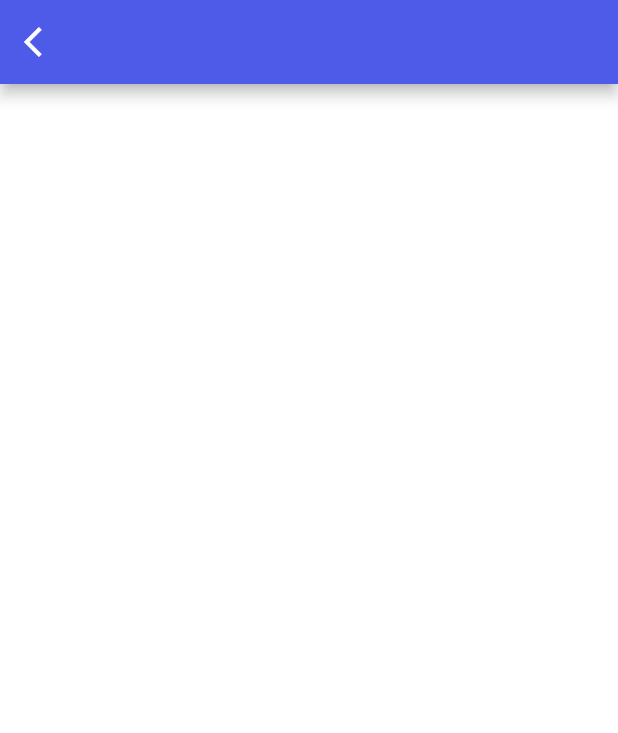
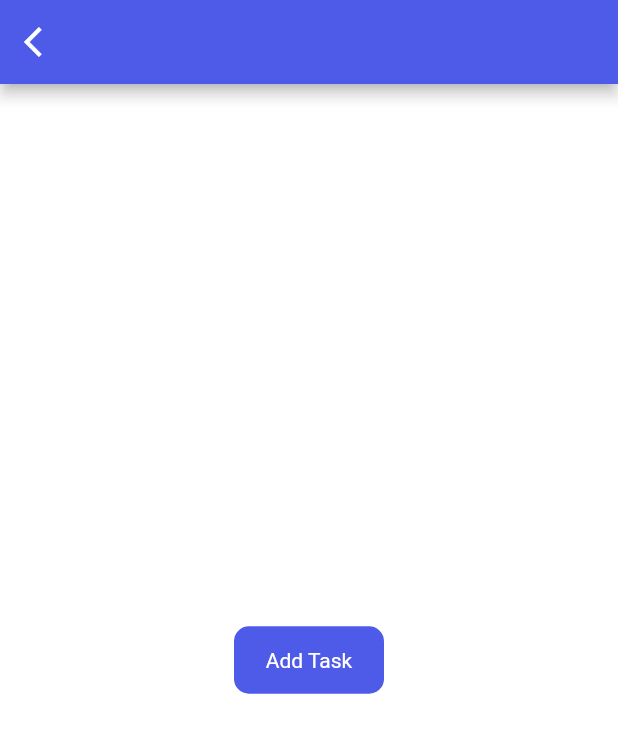
Before and after one commit to dev-KarimAhmed/to_do_app_getx_sqflit, a Flutter app: the screen it shows after launch, on a phone screen of 412 x 824 dp. Shown: the top 733 px of the screen. Run offline on Flutter 3.47's test engine with Material 2 defaults, Android fonts, the phone set to English and light mode, and no system bars; our stand-ins replace get, get_storage, google_fonts.

Commit message:
create a custom button (MyButton)

```diff
--- a/lib/ui/pages/home_page.dart
+++ b/lib/ui/pages/home_page.dart
@@ -2,6 +2,7 @@ import 'package:flutter/material.dart';
 import 'package:get/get.dart';
 import 'package:to_do_app_getx_sqflit/services/theme_services.dart';
 
+import '../widgets/button.dart';
 import 'notification_screen.dart';
 
 class HomePage extends StatefulWidget {
@@ -19,14 +20,20 @@ class _HomePageState extends State<HomePage> {
         leading: IconButton(
           onPressed: () {
             ThemeServices().switchMode();
-            Get.to(NotificationScreen(pyload: 'Title | Description | 10:22 Am'));
+            Get.to(
+                NotificationScreen(pyload: 'Title | Description | 10:22 Am'));
           },
           icon: Icon(Icons.arrow_back_ios),
         ),
         centerTitle: true,
         backgroundColor: context.theme.primaryColor,
       ),
-      body: Container(),
+      body: Center(
+        child: MyButton(
+          label: 'Add Task',
+          onTap: () {},
+        ),
+      ),
     );
   }
 }
--- a/lib/ui/widgets/button.dart
+++ b/lib/ui/widgets/button.dart
@@ -1,10 +1,32 @@
 import 'package:flutter/material.dart';
 
+import '../theme.dart';
+
 class MyButton extends StatelessWidget {
-  const MyButton({Key? key}) : super(key: key);
+  const MyButton({Key? key, required this.label, required this.onTap}) : super(key: key);
+  final String label;
+  final Function() onTap;
 
   @override
   Widget build(BuildContext context) {
-    return Container();
+    return GestureDetector(
+      onTap: onTap,
+      child: Container(
+        alignment: Alignment.center,
+        height: 45,
+        width: 100,
+        decoration: BoxDecoration(
+          borderRadius: BorderRadius.circular(10),
+          color: primaryClr,
+        ),
+        child: Text(
+          label,
+          style: TextStyle(
+            color: Colors.white,
+          ),
+          textAlign: TextAlign.center,
+        ),
+      )
+      );
   }
 }
```
